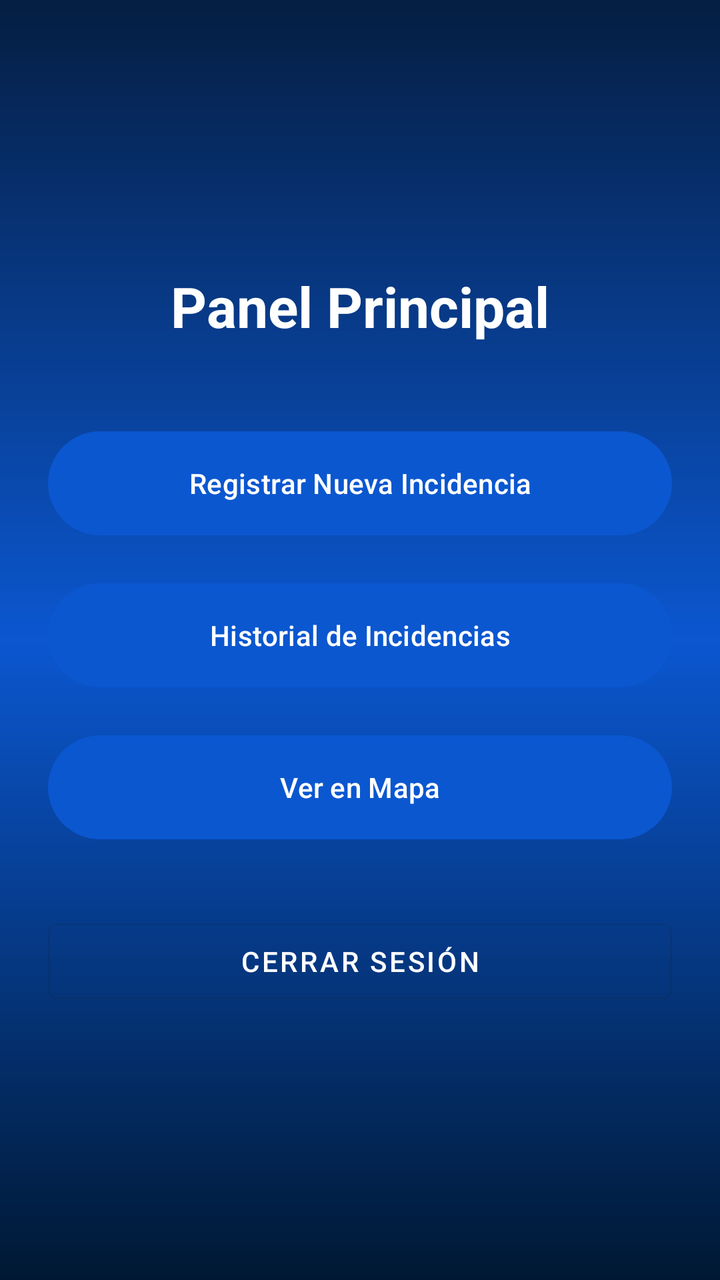
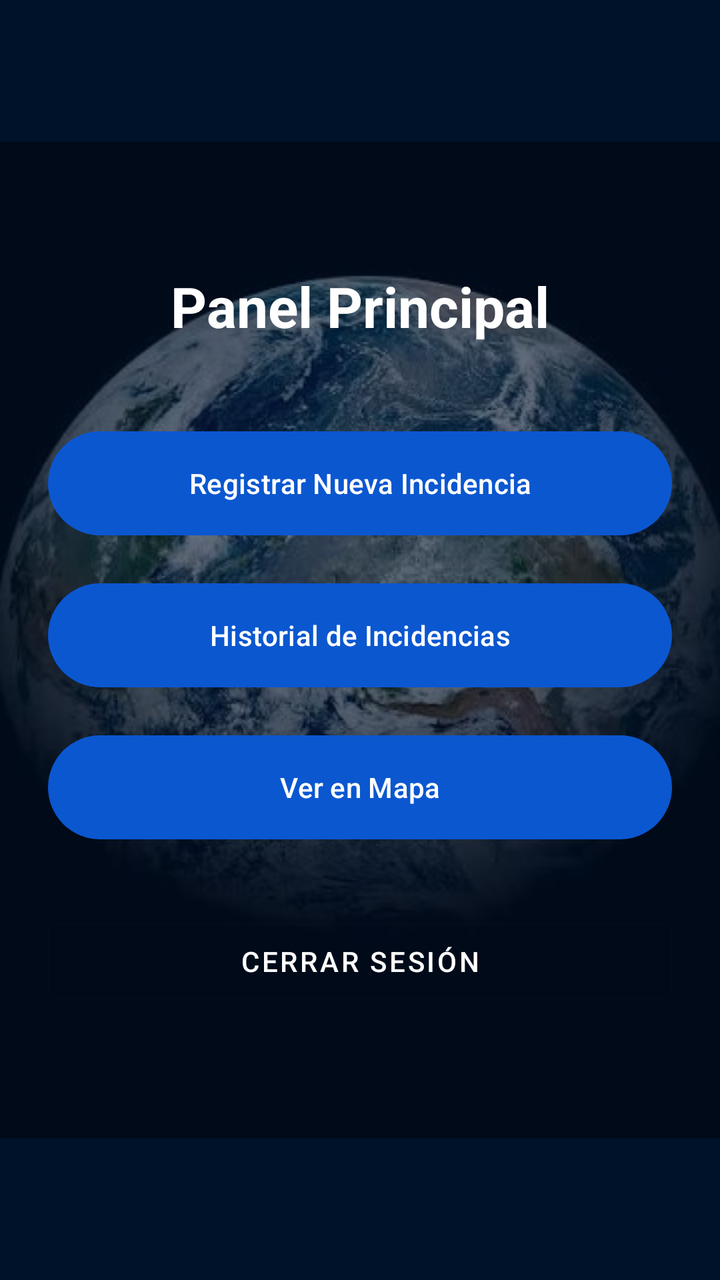

The first picture is an Android layout as it rendered before a commit; the second is the same layout after the commit. The layout source and the unified diff follow.
<!-- AndroidManifest.xml: application theme Theme.GeoRegristro -->
<!-- res/layout/activity_main_principal.xml -->
<?xml version="1.0" encoding="utf-8"?>
<LinearLayout xmlns:android="http://schemas.android.com/apk/res/android"
    android:layout_width="match_parent"
    android:layout_height="match_parent"
    android:background="@drawable/bg_app_earth"
    android:gravity="center"
    android:orientation="vertical"
    android:padding="24dp">

    <TextView
        android:layout_width="wrap_content"
        android:layout_height="wrap_content"
        android:text="Panel Principal"
        android:textSize="28sp"
        android:textStyle="bold"
        android:textColor="#FFFFFF"
        android:layout_marginBottom="40dp" />

    <Button
        android:id="@+id/btnRegistrarIncidencia"
        android:layout_width="match_parent"
        android:layout_height="60dp"
        android:text="Registrar Nueva Incidencia"
        android:layout_marginBottom="16dp" />

    <Button
        android:id="@+id/btnVerHistorial"
        android:layout_width="match_parent"
        android:layout_height="60dp"
        android:text="Historial de Incidencias"
        android:layout_marginBottom="16dp" />

    <Button
        android:id="@+id/btnVerMapa"
        android:layout_width="match_parent"
        android:layout_height="60dp"
        android:text="Ver en Mapa"
        android:layout_marginBottom="32dp" />

    <Button
        android:id="@+id/btnCerrarSesion"
        android:layout_width="match_parent"
        android:layout_height="50dp"
        android:text="Cerrar Sesión"
        android:textColor="#FFFFFF"
        style="@style/Widget.MaterialComponents.Button.OutlinedButton" />

</LinearLayout>
<!-- resources referenced by this layout -->
<resources>
  <!-- drawable bg_app_earth (drawable) -->
  <?xml version="1.0" encoding="utf-8"?>
  <shape xmlns:android="http://schemas.android.com/apk/res/android"
      android:shape="rectangle">
      <gradient
          android:angle="270"
          android:startColor="#051E42"
          android:centerColor="#0B57D0"
          android:endColor="#001833"
          android:type="linear" />
  </shape>
  <style name="Theme.GeoRegristro" parent="Base.Theme.GeoRegristro" />
  <style name="Base.Theme.GeoRegristro" parent="Theme.Material3.DayNight.NoActionBar">
          
          <item name="colorPrimary">@color/earth_blue_primary</item>
          <item name="colorOnPrimary">@color/earth_blue_on_primary</item>
          <item name="colorPrimaryContainer">@color/earth_blue_container</item>
          <item name="colorOnPrimaryContainer">@color/earth_blue_on_container</item>
          <item name="colorSecondary">@color/earth_cyan_secondary</item>
          <item name="colorSecondaryContainer">@color/earth_cyan_container</item>
          <item name="android:statusBarColor">@color/earth_blue_primary</item>
      </style>
  <color name="earth_blue_primary">#0B57D0</color>
  <color name="earth_blue_on_primary">#FFFFFF</color>
  <color name="earth_blue_container">#D3E3FD</color>
  <color name="earth_blue_on_container">#041E49</color>
  <color name="earth_cyan_secondary">#006874</color>
  <color name="earth_cyan_container">#97F0FF</color>
</resources>

<!-- the commit's change to res/layout/activity_main_principal.xml (unified diff, before → after) -->
@@ -2,7 +2,7 @@
 <LinearLayout xmlns:android="http://schemas.android.com/apk/res/android"
     android:layout_width="match_parent"
     android:layout_height="match_parent"
-    android:background="@drawable/bg_app_earth"
+    android:background="@drawable/bg_tierra"
     android:gravity="center"
     android:orientation="vertical"
     android:padding="24dp">
<!-- resource entries referenced after the edit -->
@@ -1,17 +1,28 @@
 <!-- resources referenced by this layout -->
 <resources>
-  <!-- drawable bg_app_earth (drawable) -->
+  <!-- drawable bg_tierra (drawable) -->
   <?xml version="1.0" encoding="utf-8"?>
-  <shape xmlns:android="http://schemas.android.com/apk/res/android"
-      android:shape="rectangle">
-      <gradient
-          android:angle="270"
-          android:startColor="#051E42"
-          android:centerColor="#0B57D0"
-          android:endColor="#001833"
-          android:type="linear" />
-  </shape>
+  <layer-list xmlns:android="http://schemas.android.com/apk/res/android">
+      
+      <item>
+          <color android:color="#00122A" />
+      </item>
+  
+      
+      <item>
+          <bitmap
+              android:src="@drawable/tierra"
+              android:gravity="center"
+              android:tileMode="disabled" />
+      </item>
+  
+      
+      <item>
+          <color android:color="#9900122A" />
+      </item>
+  </layer-list>
   <style name="Theme.GeoRegristro" parent="Base.Theme.GeoRegristro" />
+  <!-- drawable tierra: jpg bitmap (drawable, 26514 bytes) -->
   <style name="Base.Theme.GeoRegristro" parent="Theme.Material3.DayNight.NoActionBar">
           
           <item name="colorPrimary">@color/earth_blue_primary</item>
